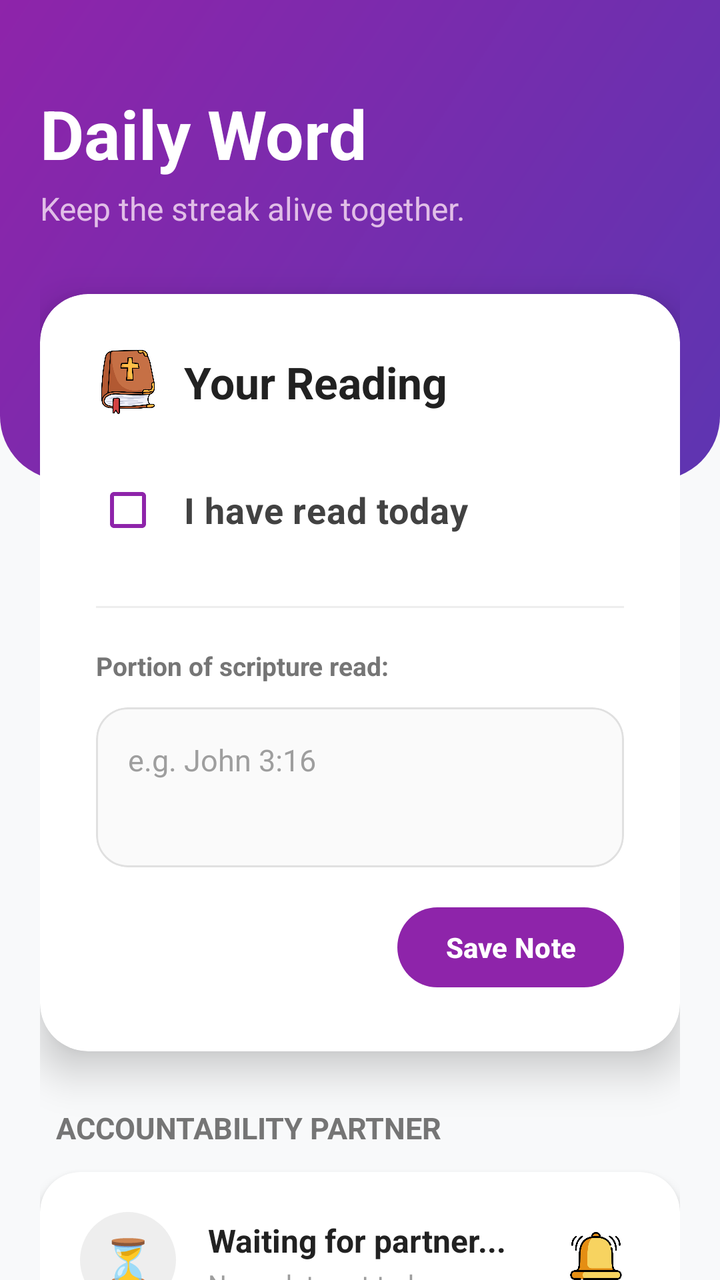
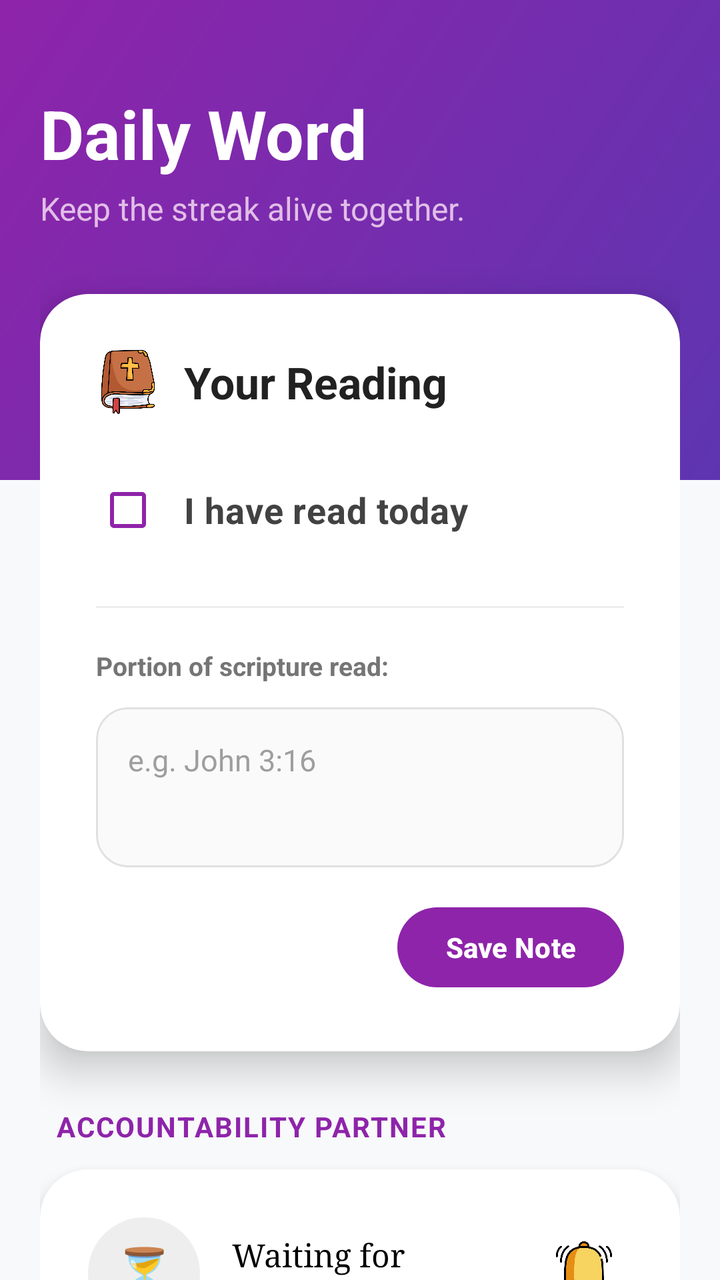

Before-and-after screenshots of an Android layout around one commit, followed by the original layout XML and the change that was made.
<!-- AndroidManifest.xml: application theme Theme.SpiritualTracker -->
<!-- res/layout/activity_bible.xml -->
<?xml version="1.0" encoding="utf-8"?>
<FrameLayout xmlns:android="http://schemas.android.com/apk/res/android"
    xmlns:app="http://schemas.android.com/apk/res-auto"
    xmlns:tools="http://schemas.android.com/tools"
    android:layout_width="match_parent"
    android:layout_height="match_parent"
    android:background="#F8F9FA"
    tools:context=".BibleActivity">

    <View
        android:layout_width="match_parent"
        android:layout_height="240dp"
        android:background="@drawable/bg_header_gradient" />

    <androidx.core.widget.NestedScrollView
        android:layout_width="match_parent"
        android:layout_height="match_parent"
        android:clipToPadding="false"
        android:paddingBottom="40dp">

        <LinearLayout
            android:layout_width="match_parent"
            android:layout_height="wrap_content"
            android:orientation="vertical"
            android:padding="20dp">

            <TextView
                android:layout_width="wrap_content"
                android:layout_height="wrap_content"
                android:text="Daily Word"
                android:textColor="#FFFFFF"
                android:textSize="34sp"
                android:textStyle="bold"
                android:layout_marginTop="24dp"
                android:layout_marginBottom="4dp"/>

            <TextView
                android:layout_width="wrap_content"
                android:layout_height="wrap_content"
                android:text="Keep the streak alive together."
                android:textColor="#E1BEE7"
                android:textSize="16sp"
                android:layout_marginBottom="32dp"/>

            <androidx.cardview.widget.CardView
                android:layout_width="match_parent"
                android:layout_height="wrap_content"
                app:cardCornerRadius="24dp"
                app:cardElevation="12dp"
                app:cardMaxElevation="12dp"
                app:cardBackgroundColor="#FFFFFF"
                android:layout_marginBottom="28dp">

                <LinearLayout
                    android:layout_width="match_parent"
                    android:layout_height="wrap_content"
                    android:orientation="vertical"
                    android:padding="28dp">

                    <LinearLayout
                        android:layout_width="match_parent"
                        android:layout_height="wrap_content"
                        android:gravity="center_vertical"
                        android:orientation="horizontal"
                        android:layout_marginBottom="24dp">

                        <ImageView
                            android:layout_width="32dp"
                            android:layout_height="32dp"
                            android:src="@drawable/bible" />

                        <TextView
                            android:layout_width="wrap_content"
                            android:layout_height="wrap_content"
                            android:text="Your Reading"
                            android:textColor="#212121"
                            android:textSize="22sp"
                            android:textStyle="bold"
                            android:layout_marginStart="12dp"/>
                    </LinearLayout>

                    <CheckBox
                        android:id="@+id/cbRead"
                        android:layout_width="match_parent"
                        android:layout_height="wrap_content"
                        android:text="I have read today"
                        android:textSize="18sp"
                        android:textStyle="bold"
                        android:textColor="#424242"
                        android:buttonTint="#8E24AA"
                        android:paddingStart="12dp"
                        android:layout_marginBottom="24dp"/>

                    <View
                        android:layout_width="match_parent"
                        android:layout_height="1dp"
                        android:background="#EEEEEE"
                        android:layout_marginBottom="20dp"/>

                    <TextView
                        android:layout_width="wrap_content"
                        android:layout_height="wrap_content"
                        android:text="Portion of scripture read:"
                        android:textSize="13sp"
                        android:textStyle="bold"
                        android:textColor="#757575"
                        android:layout_marginBottom="12dp"/>

                    <com.google.android.material.card.MaterialCardView
                        android:layout_width="match_parent"
                        android:layout_height="wrap_content"
                        app:cardCornerRadius="16dp"
                        app:cardElevation="0dp"
                        app:strokeColor="#E0E0E0"
                        app:strokeWidth="1dp"
                        app:cardBackgroundColor="#FAFAFA"
                        android:layout_marginBottom="16dp">

                        <EditText
                            android:id="@+id/etVerse"
                            android:layout_width="match_parent"
                            android:layout_height="wrap_content"
                            android:hint="e.g. John 3:16"
                            android:textColor="#212121"
                            android:textColorHint="#9E9E9E"
                            android:textSize="15sp"
                            android:padding="16dp"
                            android:background="@null"
                            android:minHeight="80dp"
                            android:gravity="top|start"/>
                    </com.google.android.material.card.MaterialCardView>

                    <com.google.android.material.button.MaterialButton
                        android:id="@+id/btnSaveVerse"
                        android:layout_width="wrap_content"
                        android:layout_height="wrap_content"
                        android:text="Save Note"
                        android:textColor="#FFFFFF"
                        app:backgroundTint="#8E24AA"
                        app:cornerRadius="24dp"
                        android:layout_gravity="end"
                        android:paddingHorizontal="24dp"
                        android:paddingVertical="10dp"
                        android:textStyle="bold"
                        android:elevation="0dp"/>

                </LinearLayout>
            </androidx.cardview.widget.CardView>

            <TextView
                android:layout_width="wrap_content"
                android:layout_height="wrap_content"
                android:text="Accountability Partner"
                android:textSize="15sp"
                android:textStyle="bold"
                android:textColor="#757575"
                android:layout_marginBottom="12dp"
                android:layout_marginStart="8dp"
                android:textAllCaps="true"/>

            <androidx.cardview.widget.CardView
                android:layout_width="match_parent"
                android:layout_height="wrap_content"
                app:cardCornerRadius="20dp"
                app:cardElevation="4dp"
                app:cardBackgroundColor="#FFFFFF">

                <LinearLayout
                    android:layout_width="match_parent"
                    android:layout_height="wrap_content"
                    android:orientation="vertical"
                    android:padding="20dp">

                    <LinearLayout
                        android:layout_width="match_parent"
                        android:layout_height="wrap_content"
                        android:orientation="horizontal"
                        android:gravity="center_vertical">

                        <FrameLayout
                            android:layout_width="48dp"
                            android:layout_height="48dp"
                            android:background="@drawable/circle_bg_grey">

                            <TextView
                                android:id="@+id/tvPartnerStatusIcon"
                                android:layout_width="match_parent"
                                android:layout_height="match_parent"
                                android:text="⏳"
                                android:textSize="22sp"
                                android:gravity="center"/>

                            <ImageView
                                android:id="@+id/imgPartnerStatusIcon"
                                android:layout_width="match_parent"
                                android:layout_height="match_parent"
                                android:padding="10dp"
                                android:visibility="gone"/>
                        </FrameLayout>

                        <LinearLayout
                            android:layout_width="0dp"
                            android:layout_height="wrap_content"
                            android:layout_weight="1"
                            android:orientation="vertical"
                            android:layout_marginStart="16dp">

                            <TextView
                                android:id="@+id/tvPartnerStatus"
                                android:layout_width="wrap_content"
                                android:layout_height="wrap_content"
                                android:text="Waiting for partner..."
                                android:textSize="16sp"
                                android:textStyle="bold"
                                android:textColor="#212121"/>

                            <TextView
                                android:id="@+id/tvPartnerLastRead"
                                android:layout_width="wrap_content"
                                android:layout_height="wrap_content"
                                android:text="No update yet today"
                                android:textSize="13sp"
                                android:textColor="#9E9E9E"
                                android:layout_marginTop="2dp"/>

                        </LinearLayout>

                        <FrameLayout
                            android:id="@+id/btnNudge"
                            android:layout_width="44dp"
                            android:layout_height="44dp"
                            android:clickable="true"
                            android:focusable="true"
                            android:layout_marginStart="4dp">

                            <ImageView
                                android:layout_width="28dp"
                                android:layout_height="28dp"
                                android:layout_gravity="center"
                                android:src="@drawable/ic_nudge"
                                /> </FrameLayout>
                    </LinearLayout>

                    <com.google.android.material.card.MaterialCardView
                        android:id="@+id/layoutPartnerVerse"
                        android:layout_width="match_parent"
                        android:layout_height="wrap_content"
                        app:cardCornerRadius="12dp"
                        app:cardElevation="0dp"
                        app:cardBackgroundColor="#F8F9FA"
                        android:layout_marginTop="16dp"
                        android:visibility="gone">

                        <LinearLayout
                            android:layout_width="match_parent"
                            android:layout_height="wrap_content"
                            android:orientation="vertical"
                            android:padding="16dp">

                            <TextView
                                android:layout_width="wrap_content"
                                android:layout_height="wrap_content"
                                android:text="Portion read:"
                                android:textSize="12sp"
                                android:textColor="#9E9E9E"
                                android:textStyle="bold"
                                android:textAllCaps="true"/>

                            <TextView
                                android:id="@+id/tvPartnerVerse"
                                android:layout_width="wrap_content"
                                android:layout_height="wrap_content"
                                android:text="..."
                                android:textSize="16sp"
                                android:textColor="#424242"
                                android:layout_marginTop="6dp"
                                android:textStyle="italic"/>
                        </LinearLayout>
                    </com.google.android.material.card.MaterialCardView>

                </LinearLayout>
            </androidx.cardview.widget.CardView>

        </LinearLayout>
    </androidx.core.widget.NestedScrollView>
</FrameLayout>
<!-- resources referenced by this layout -->
<resources>
  <!-- drawable bg_header_gradient (drawable) -->
  <?xml version="1.0" encoding="utf-8"?>
  <shape xmlns:android="http://schemas.android.com/apk/res/android" shape="rectangle">
      <gradient
          android:startColor="#5E35B1"
          android:endColor="#8E24AA"
          android:angle="135"/>
  
      <corners
          android:bottomLeftRadius="32dp"
          android:bottomRightRadius="32dp"/>
  </shape>
  <!-- drawable bible: png bitmap (drawable, 43508 bytes) -->
  <!-- drawable circle_bg_grey (drawable) -->
  <?xml version="1.0" encoding="utf-8"?>
  <shape xmlns:android="http://schemas.android.com/apk/res/android"
      android:shape="oval">
      <solid android:color="#EEEEEE" />
  </shape>
  <!-- drawable ic_nudge: png bitmap (drawable, 23362 bytes) -->
  <style name="Theme.SpiritualTracker" parent="Base.Theme.SpiritualTracker" />
  <style name="Base.Theme.SpiritualTracker" parent="Theme.Material3.DayNight.NoActionBar">
          
          
      </style>
</resources>

<!-- the commit's change to res/layout/activity_bible.xml (unified diff, before → after) -->
@@ -151,25 +151,27 @@
                 android:layout_width="wrap_content"
                 android:layout_height="wrap_content"
                 android:text="Accountability Partner"
-                android:textSize="15sp"
+                android:textSize="14sp"
                 android:textStyle="bold"
-                android:textColor="#757575"
+                android:textColor="#8E24AA"
                 android:layout_marginBottom="12dp"
                 android:layout_marginStart="8dp"
+                android:letterSpacing="0.05"
                 android:textAllCaps="true"/>
 
             <androidx.cardview.widget.CardView
                 android:layout_width="match_parent"
                 android:layout_height="wrap_content"
-                app:cardCornerRadius="20dp"
-                app:cardElevation="4dp"
-                app:cardBackgroundColor="#FFFFFF">
+                app:cardCornerRadius="24dp"
+                app:cardElevation="8dp"
+                app:cardBackgroundColor="#FFFFFF"
+                android:layout_marginBottom="24dp">
 
                 <LinearLayout
                     android:layout_width="match_parent"
                     android:layout_height="wrap_content"
                     android:orientation="vertical"
-                    android:padding="20dp">
+                    android:padding="24dp">
 
                     <LinearLayout
                         android:layout_width="match_parent"
@@ -178,8 +180,9 @@
                         android:gravity="center_vertical">
 
                         <FrameLayout
-                            android:layout_width="48dp"
-                            android:layout_height="48dp"
+                            android:id="@+id/framePartnerIcon"
+                            android:layout_width="56dp"
+                            android:layout_height="56dp"
                             android:background="@drawable/circle_bg_grey">
 
                             <TextView
@@ -187,22 +190,23 @@
                                 android:layout_width="match_parent"
                                 android:layout_height="match_parent"
                                 android:text="⏳"
-                                android:textSize="22sp"
+                                android:textSize="26sp"
                                 android:gravity="center"/>
 
                             <ImageView
                                 android:id="@+id/imgPartnerStatusIcon"
                                 android:layout_width="match_parent"
                                 android:layout_height="match_parent"
-                                android:padding="10dp"
+                                android:padding="6dp"
                                 android:visibility="gone"/>
                         </FrameLayout>
 
                         <LinearLayout
                             android:layout_width="0dp"
-                            android:layout_height="wrap_content"
+                            android:layout_height="match_parent"
                             android:layout_weight="1"
                             android:orientation="vertical"
+                            android:gravity="center_vertical"
                             android:layout_marginStart="16dp">
 
                             <TextView
@@ -211,59 +215,52 @@
                                 android:layout_height="wrap_content"
                                 android:text="Waiting for partner..."
                                 android:textSize="16sp"
-                                android:textStyle="bold"
-                                android:textColor="#212121"/>
-
-                            <TextView
-                                android:id="@+id/tvPartnerLastRead"
-                                android:layout_width="wrap_content"
-                                android:layout_height="wrap_content"
-                                android:text="No update yet today"
-                                android:textSize="13sp"
-                                android:textColor="#9E9E9E"
-                                android:layout_marginTop="2dp"/>
+                                android:textStyle="normal"
+                                android:fontFamily="serif"
+                                android:textColor="#000000"/>
 
                         </LinearLayout>
 
                         <FrameLayout
                             android:id="@+id/btnNudge"
-                            android:layout_width="44dp"
-                            android:layout_height="44dp"
+                            android:layout_width="48dp"
+                            android:layout_height="48dp"
                             android:clickable="true"
                             android:focusable="true"
-                            android:layout_marginStart="4dp">
+                            android:background="?attr/selectableItemBackgroundBorderless">
 
                             <ImageView
-                                android:layout_width="28dp"
-                                android:layout_height="28dp"
+                                android:layout_width="32dp"
+                                android:layout_height="32dp"
                                 android:layout_gravity="center"
-                                android:src="@drawable/ic_nudge"
-                                /> </FrameLayout>
+                                android:src="@drawable/ic_nudge" />
+                        </FrameLayout>
                     </LinearLayout>
 
                     <com.google.android.material.card.MaterialCardView
                         android:id="@+id/layoutPartnerVerse"
                         android:layout_width="match_parent"
                         android:layout_height="wrap_content"
-                        app:cardCornerRadius="12dp"
+                        app:cardCornerRadius="16dp"
                         app:cardElevation="0dp"
-                        app:cardBackgroundColor="#F8F9FA"
-                        android:layout_marginTop="16dp"
+                        app:cardBackgroundColor="#F4F0F9"
+                        android:layout_marginTop="20dp"
                         android:visibility="gone">
 
                         <LinearLayout
                             android:layout_width="match_parent"
                             android:layout_height="wrap_content"
                             android:orientation="vertical"
-                            android:padding="16dp">
+                            android:padding="20dp">
 
                             <TextView
                                 android:layout_width="wrap_content"
                                 android:layout_height="wrap_content"
-                                android:text="Portion read:"
-                                android:textSize="12sp"
-                                android:textColor="#9E9E9E"
+                                android:text="PORTION READ"
+                                android:textSize="11sp"
+                                android:textColor="#8E24AA"
                                 android:textStyle="bold"
+                                android:letterSpacing="0.1"
                                 android:textAllCaps="true"/>
 
                             <TextView
@@ -271,9 +268,10 @@
                                 android:layout_width="wrap_content"
                                 android:layout_height="wrap_content"
                                 android:text="..."
-                                android:textSize="16sp"
+                                android:textSize="18sp"
                                 android:textColor="#424242"
-                                android:layout_marginTop="6dp"
+                                android:layout_marginTop="8dp"
+                                android:lineSpacingExtra="4dp"
                                 android:textStyle="italic"/>
                         </LinearLayout>
                     </com.google.android.material.card.MaterialCardView>
<!-- resource entries referenced after the edit -->
@@ -2,15 +2,13 @@
 <resources>
   <!-- drawable bg_header_gradient (drawable) -->
   <?xml version="1.0" encoding="utf-8"?>
-  <shape xmlns:android="http://schemas.android.com/apk/res/android" shape="rectangle">
+  <shape xmlns:android="http://schemas.android.com/apk/res/android" android:shape="rectangle">
       <gradient
           android:startColor="#5E35B1"
           android:endColor="#8E24AA"
           android:angle="135"/>
   
-      <corners
-          android:bottomLeftRadius="32dp"
-          android:bottomRightRadius="32dp"/>
+  
   </shape>
   <!-- drawable bible: png bitmap (drawable, 43508 bytes) -->
   <!-- drawable circle_bg_grey (drawable) -->
@@ -22,8 +20,11 @@
   <!-- drawable ic_nudge: png bitmap (drawable, 23362 bytes) -->
   <style name="Theme.SpiritualTracker" parent="Base.Theme.SpiritualTracker" />
   <style name="Base.Theme.SpiritualTracker" parent="Theme.Material3.DayNight.NoActionBar">
-          
-          
+          <item name="colorPrimary">#7E57C2</item>
+          <item name="colorOnPrimary">#FFFFFF</item>
+          <item name="colorSecondaryContainer">#D1C4E9</item>
+          <item name="colorOnSecondaryContainer">#7E57C2</item>
+          <item name="android:windowBackground">#F3F4F9</item>
       </style>
 </resources>
 
